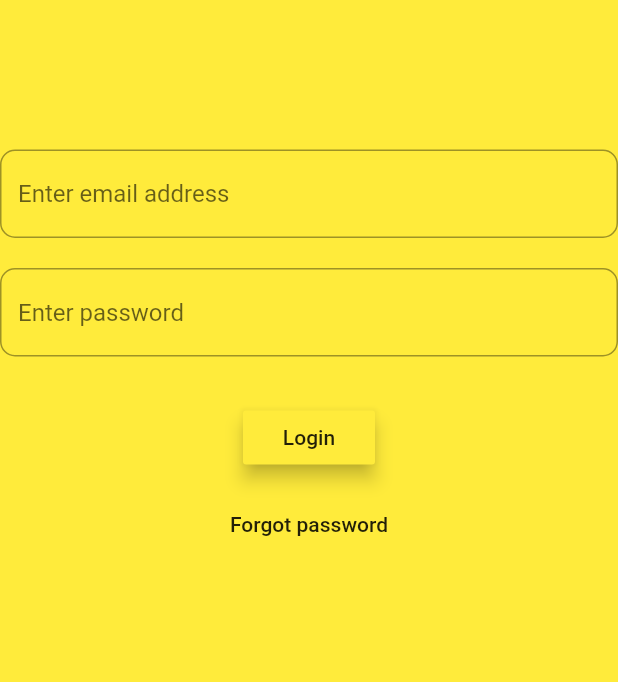
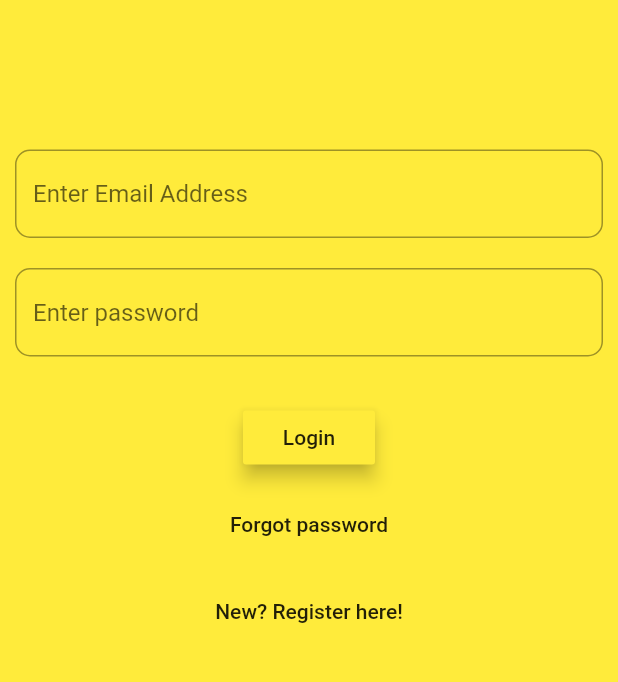
Before and after one commit to Enigma04/vibing, a Flutter app: the screen it shows after launch, on a phone screen of 412 x 824 dp, the part 413-1095 px from its top. Run offline on Flutter 3.47's test engine with Material 2 defaults, Android fonts, the phone set to English and light mode, and no system bars.

```diff
--- a/lib/User_Login.dart
+++ b/lib/User_Login.dart
@@ -1,35 +1,48 @@
 import'package:flutter/widgets.dart';
 import'package:flutter/foundation.dart';
 import'package:flutter/material.dart';
+import'package:vibing/register_user.dart';
 import 'package:vibing/forgot_password.dart';
 import 'package:vibing/main.dart';
 
 class UserLogin extends StatelessWidget {
 
+   static final incorrect_icon = Icon(
+     Icons.error,
+     color: Colors.pink,
+   );
    static final TextEditingController emailContr = new TextEditingController();
    static final TextEditingController passwordContr = new TextEditingController();
+
    String get emailid => emailContr.text;
    String get password => passwordContr.text;
-   final _email = TextFormField(
+
+   final _email = Container(
+     padding: EdgeInsets.only(left: 10, right: 10),
+     child: TextField(
+       keyboardType: TextInputType.emailAddress,
        controller: emailContr,
-    keyboardType: TextInputType.emailAddress,
        autofocus: false,
        decoration: InputDecoration(
-      hintText: 'Enter email address',
+         hintText: 'Enter Email Address',
          border: OutlineInputBorder(
-        borderRadius: BorderRadius.circular(10),
+             borderRadius: BorderRadius.circular(10)
+         ),
        ),
      ),
    );
 
-   final _pass = TextFormField(
+   final _pass = Container(
+     padding: EdgeInsets.only(left: 10, right: 10),
+     child: TextField(
        controller: passwordContr,
        obscureText: true,
        autofocus: false,
        decoration: InputDecoration(
          hintText: 'Enter password',
          border: OutlineInputBorder(
-        borderRadius: BorderRadius.circular(10),
+             borderRadius: BorderRadius.circular(10)
+         ),
        ),
      ),
    );
@@ -70,7 +83,10 @@ class UserLogin extends StatelessWidget {
         Navigator.push(context, MaterialPageRoute(builder:(context)=>Home()),);
       }
       else
+        {
           print('Incorrect username or password');
+        }
+
     }
     ),
     SizedBox(height:10),
@@ -78,8 +94,14 @@ class UserLogin extends StatelessWidget {
       child: Text('Forgot password'),
       onPressed: ()=> Navigator.push(context, MaterialPageRoute(builder:(context)=>ForgotPassword()),)
     ),
+          SizedBox(height:10),
+          FlatButton(
+              child: Text('New? Register here!'),
+              onPressed: ()=> Navigator.push(context, MaterialPageRoute(builder:(context)=>UserReg()),)
+          ),
     ],
       ),
     );
   }
+
 }
--- a/lib/main.dart
+++ b/lib/main.dart
@@ -56,21 +56,21 @@ class Home extends StatelessWidget {
                   trailing: Icon(
                     Icons.supervised_user_circle,
                   ),
-                  onTap: () {Navigator.of(context).pushNamed('/user_profile');}
+                  onTap: () {Navigator.push(context, MaterialPageRoute(builder:(context)=>UserProfile()),);}
               ),
               ListTile(
                 title: Text('Settings'),
                 trailing: Icon(
                   Icons.settings,
                 ),
-                onTap: (){Navigator.of(context).pushNamed('/settings');},
+                onTap: (){Navigator.push(context, MaterialPageRoute(builder:(context)=>Settings()),);},
               ),
               ListTile(
                 title: Text('Your Recordings'),
                 trailing: Icon(
                   Icons.audiotrack,
                 ),
-                onTap: (){Navigator.of(context).pushNamed('/your_sound_recording');},
+                onTap: (){Navigator.push(context, MaterialPageRoute(builder:(context)=>UserSoundRecordingList()),);},
               ),
               ListTile(
                 title: Text('Sign out'),
```
Also changed, not shown: lib/register_user.dart (added, +131 -0 lines). Lines whose indentation alone changed are shown as unchanged.
